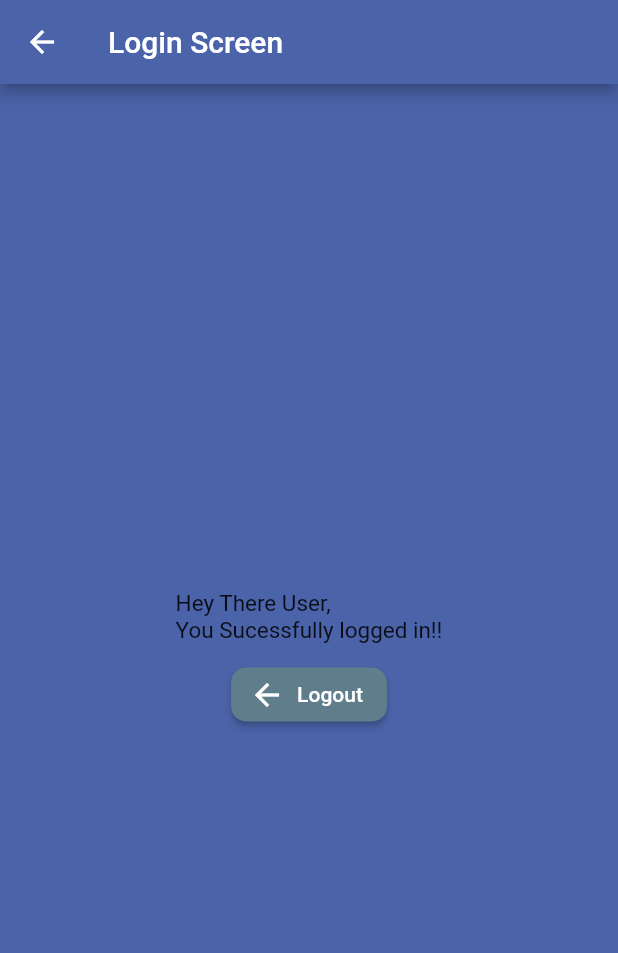
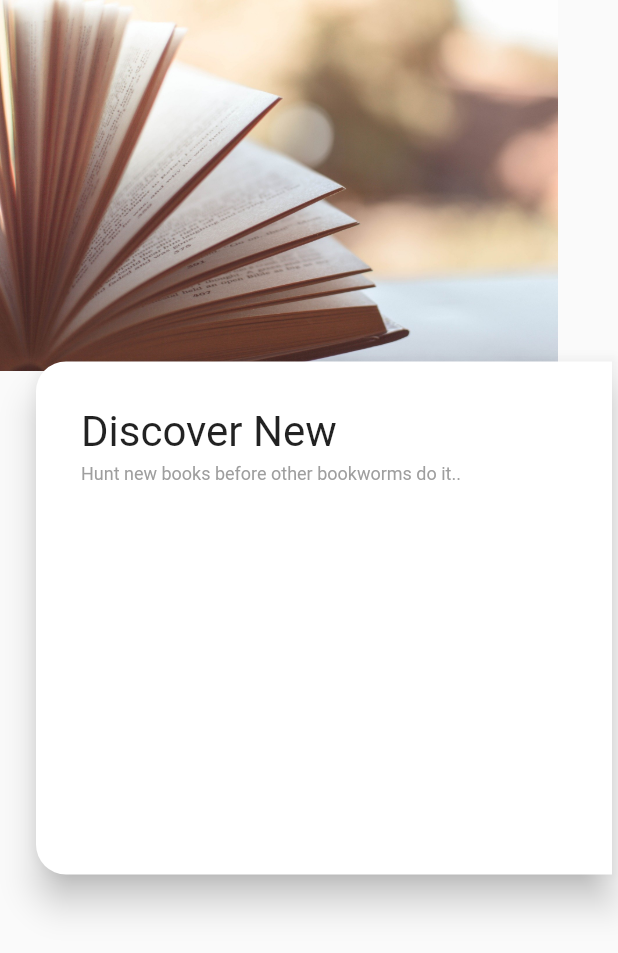
Before and after one commit to al-habibi-1107/Bookish-The-Reader-App, a Flutter app: the HomeScreen screen opened by its route, on a phone screen of 412 x 824 dp. Shown: the top 953 px of the screen. Run offline on Flutter 3.47's test engine with Material 2 defaults, Android fonts, the phone set to English and light mode, and no system bars.

Commit message:
homepage in the making

```diff
--- a/lib/main.dart
+++ b/lib/main.dart
@@ -4,31 +4,29 @@ import 'package:provider/provider.dart';
 import './screens/auth_screen.dart';
 import './models/users.dart';
 import './screens/home_screen.dart';
-
+import './models/books.dart';
 
 void main() {
   runApp(MyApp());
 }
 
 class MyApp extends StatelessWidget {
-
   @override
   Widget build(BuildContext context) {
-
-    return ChangeNotifierProvider(
-      create: (ctx)=>Users(),
-
-          child: MaterialApp(
-        title: 'LoginScreen',
-        // theme: ThemeData(
-
-        //   primarySwatch: Colors.blue,
-
-        //   visualDensity: VisualDensity.adaptivePlatformDensity,
-        // ),
-        home:AuthScreen(),
+    return MultiProvider(
+      providers: [
+        ChangeNotifierProvider.value(
+          value: Users(),
+        ),
+        ChangeNotifierProvider.value(
+          value: Books(),
+        ),
+      ],
+      child: MaterialApp(
+        title: 'Bookish',
+        home: HomeScreen(),
         routes: {
-          HomeScreen.routeName:(ctx)=>HomeScreen(),
+          HomeScreen.routeName: (ctx) => HomeScreen(),
         },
       ),
     );
--- /dev/null
+++ b/lib/models/book.dart
@@ -0,0 +1,18 @@
+import 'package:flutter/material.dart';
+
+class Book {
+  double bookId;
+  String title;
+  String author;
+  double rating;
+  double reviews;
+  String imageUrl;
+
+  Book(
+      {@required bookId,
+      @required title,
+      @required author,
+      @required rating,
+      @required reviews,
+      @required imageUrl});
+}
--- /dev/null
+++ b/lib/models/books.dart
@@ -0,0 +1,36 @@
+import 'package:flutter/material.dart';
+
+import './book.dart';
+
+class Books with ChangeNotifier{
+  List<Book> _books = [
+    Book(
+      bookId: 2767052,
+      author: 'Suzanne Collins',
+      title: 'The Hunger Games',
+      rating: 4.34,
+      imageUrl: 'https://images.gr-assets.com/books/1447303603m/2767052.jpg',
+      reviews: 155254,
+    ),
+    Book(
+      bookId: 3,
+      author: 'J.K. Rowling',
+      title: 'Harry Potter and the Philosopher\'s Stone',
+      rating: 4.44,
+      imageUrl: 'https://images.gr-assets.com/books/1474154022m/3.jpg',
+      reviews: 75867,
+    ),
+    Book(
+      bookId: 41865,
+      author: 'Stephenie Meyer',
+      title: 'Twilight',
+      rating: 3.57,
+      imageUrl: 'https://images.gr-assets.com/books/1361039443m/41865.jpg',
+      reviews: 95009,
+    )
+  ];
+
+  List<Book> get books{
+    return _books;
+  }
+}
--- a/lib/screens/home_screen.dart
+++ b/lib/screens/home_screen.dart
@@ -4,29 +4,57 @@ class HomeScreen extends StatelessWidget {
   static const routeName = '/home-screen';
   @override
   Widget build(BuildContext context) {
+    final deviceSize = MediaQuery.of(context).size.height;
     return Scaffold(
-      backgroundColor: Color.fromRGBO(75,99,169, 1),
-        appBar: AppBar(title: Text('Login Screen'),backgroundColor: Color.fromRGBO(75,99,169, 1),),
-        body: Center(
-          child: Column(
-            mainAxisAlignment: MainAxisAlignment.center,
+      body: Stack(
+        children: <Widget>[
+          Container(
+            height: deviceSize * 0.3,
+            child: Image.asset(
+              'assets/book.jpg',
+              fit: BoxFit.contain,
+            ),
+          ),
+          Column(
+            mainAxisAlignment: MainAxisAlignment.spaceAround,
             children: <Widget>[
-              Text(
-                'Hey There User,\nYou Sucessfully logged in!!',
-                style: TextStyle(fontSize: 15),
+              Container(
+                padding: EdgeInsets.only(left: 20),
+                height: 350,
+                width: double.infinity,
+                child: Card(
+                  shape: RoundedRectangleBorder(
+                    borderRadius: BorderRadius.only(
+                      topLeft: Radius.circular(20),
+                      bottomLeft: Radius.circular(20),
+                    ),
+                  ),
+                  elevation: 10,
+                  child: Container(
+                    padding: EdgeInsets.only(
+                      top: 30,
+                      left: 30,
+                      bottom: 30,
+                    ),
+                    child: Column(
+                      crossAxisAlignment: CrossAxisAlignment.start,
+                      children: <Widget>[
+                        Text(
+                          'Discover New',
+                          textAlign: TextAlign.left,
+                          style: TextStyle(fontSize: 28),
+                        ),
+                        SizedBox(height: 5,),
+                        Text('Hunt new books before other bookworms do it..',style: TextStyle(fontSize:12,color: Colors.grey),)
+                      ],
+                    ),
+                  ),
+                ),
               ),
-              SizedBox(height: 10),
-              RaisedButton.icon(
-                onPressed: () {
-                  Navigator.of(context).pop();
-                },
-                icon: Icon(Icons.arrow_back,color: Colors.white,),
-                label: Text('Logout',style: TextStyle(color:Colors.white),),
-                color: Colors.blueGrey,
-                shape: RoundedRectangleBorder(borderRadius:BorderRadius.circular(10)),
-              )
             ],
           ),
-        ));
+        ],
+      ),
+    );
   }
 }
--- a/pubspec.yaml
+++ b/pubspec.yaml
@@ -52,6 +52,7 @@ flutter:
 
   assets:
     - assets/mountain1_bg.jpg
+    - assets/book.jpg
 
 
 
```
Also changed, not shown: assets/Wolf.jpg (added), assets/book.jpg (added).
